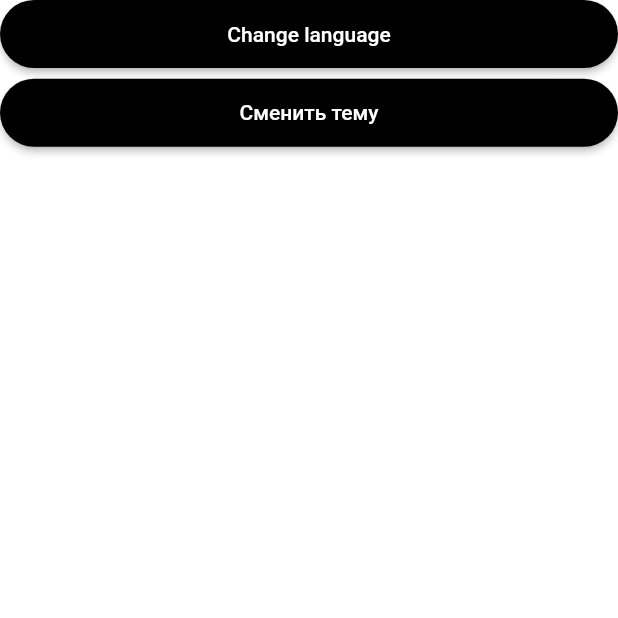
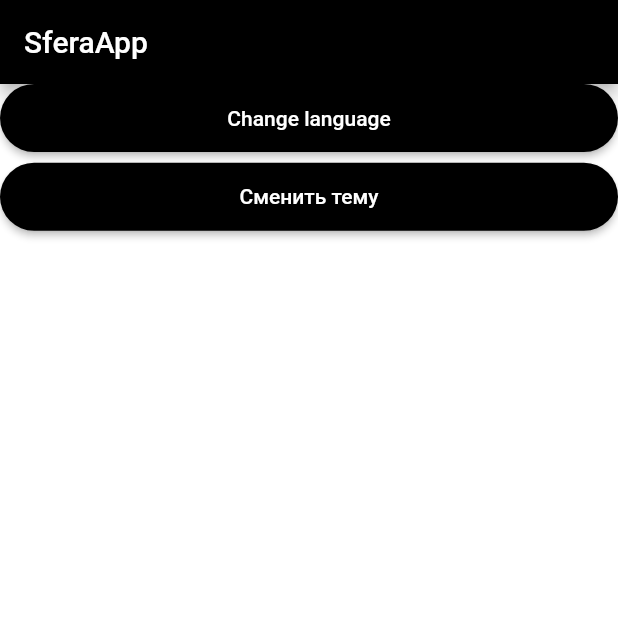
Before and after one commit to Lokki16/sfera_project_1, a Flutter app: the screen it shows after launch, on a phone screen of 412 x 824 dp, the top half of it. Run offline on Flutter 3.47's test engine with Material 2 defaults, Android fonts, the phone set to English and light mode, and no system bars; our stand-ins replace flutter_screenutil, flutter_svg, get.

Commit message:
added appBar

```diff
--- a/lib/presentation/layout/default_body.dart
+++ b/lib/presentation/layout/default_body.dart
@@ -11,6 +11,10 @@ class DefaultBody extends StatelessWidget {
   @override
   Widget build(BuildContext context) {
     return Scaffold(
+      appBar: AppBar(
+        backgroundColor: ThemeColors.black,
+        title: const Text(Constants.appTitle),
+      ),
       body: child,
     );
   }
```
